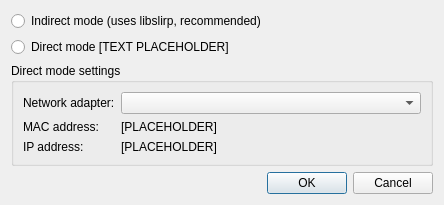
Before: the Qt Designer form src/frontend/qt_sdl/WifiSettingsDialog.ui in openpak/melonds, drawn with Qt 5.
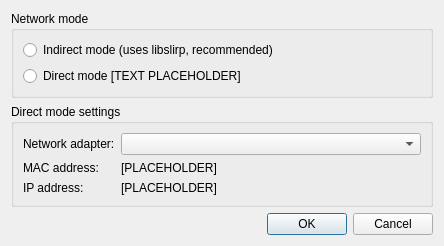
After: the same form once the commit is applied.

Commit message: lay base for the multiplayer settings dialog

Patch:
```diff
--- a/src/frontend/qt_sdl/WifiSettingsDialog.ui
+++ b/src/frontend/qt_sdl/WifiSettingsDialog.ui
@@ -7,7 +7,7 @@
     <x>0</x>
     <y>0</y>
     <width>572</width>
-    <height>184</height>
+    <height>217</height>
    </rect>
   </property>
   <property name="sizePolicy">
@@ -24,6 +24,12 @@
     <enum>QLayout::SetFixedSize</enum>
    </property>
    <item>
+    <widget class="QGroupBox" name="groupBox">
+     <property name="title">
+      <string>Network mode</string>
+     </property>
+     <layout class="QGridLayout" name="gridLayout">
+      <item row="0" column="0">
     <widget class="QRadioButton" name="rbIndirectMode">
      <property name="whatsThis">
       <string>&lt;html&gt;&lt;head/&gt;&lt;body&gt;&lt;p&gt;Indirect mode uses libslirp. It requires no extra setup and is easy to use.&lt;/p&gt;&lt;/body&gt;&lt;/html&gt;</string>
@@ -33,7 +39,7 @@
      </property>
     </widget>
    </item>
-   <item>
+      <item row="1" column="0">
     <widget class="QRadioButton" name="rbDirectMode">
      <property name="whatsThis">
       <string>&lt;html&gt;&lt;head/&gt;&lt;body&gt;&lt;p&gt;Direct mode directly routes network traffic to the host network. It is the most reliable, but requires an ethernet connection.&lt;/p&gt;&lt;p&gt;&lt;br/&gt;&lt;/p&gt;&lt;p&gt;Non-direct mode uses a layer of emulation to get around this, but is more prone to problems.&lt;/p&gt;&lt;/body&gt;&lt;/html&gt;</string>
@@ -41,6 +47,9 @@
      <property name="text">
       <string>Direct mode [TEXT PLACEHOLDER]</string>
      </property>
+       </widget>
+      </item>
+     </layout>
     </widget>
    </item>
    <item>
```
Lines whose indentation alone changed are shown as unchanged. The commit also changes 6 other files.
